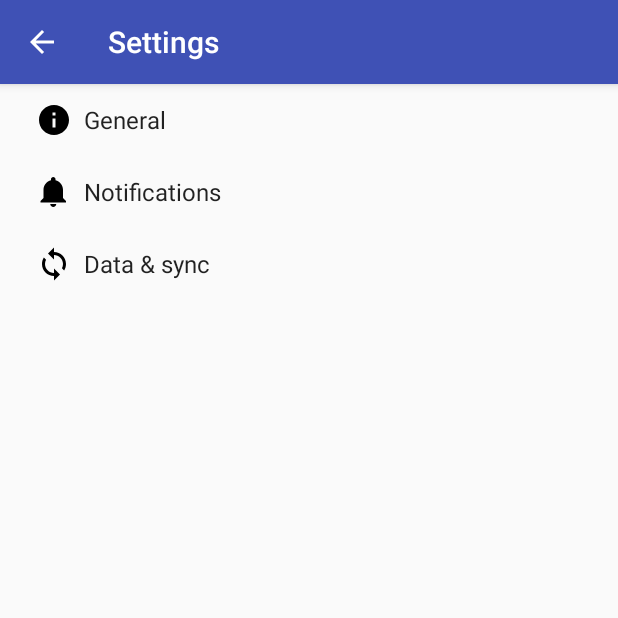
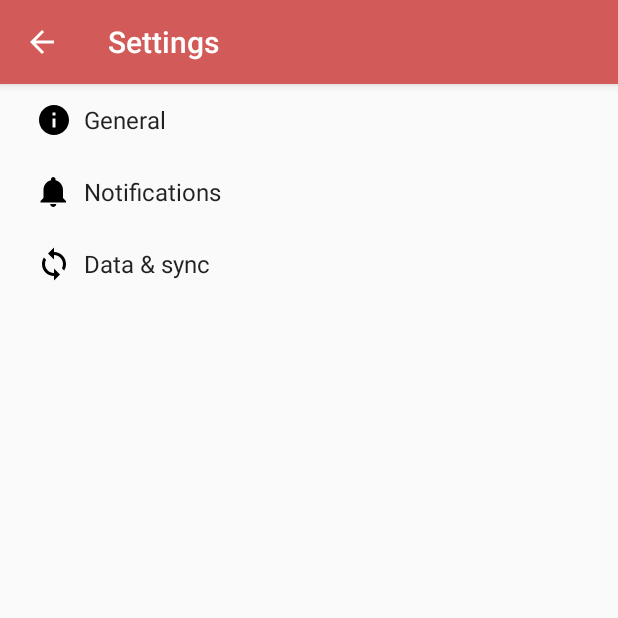
Before and after one commit to causztic/watermelon, an Android app: the SettingsActivity screen opened directly, with no data from a screen before it, on a phone screen of 412 x 824 dp, the top half of it. Run offline under Robolectric (Android 15) with nearby library versions, the phone set to English and light mode, and no system bars.

Commit message:
change color accents

```diff
--- a/app/src/main/res/values/colors.xml
+++ b/app/src/main/res/values/colors.xml
@@ -1,6 +1,6 @@
 <?xml version="1.0" encoding="utf-8"?>
 <resources>
-    <color name="colorPrimary">#3F51B5</color>
-    <color name="colorPrimaryDark">#303F9F</color>
-    <color name="colorAccent">#FF4081</color>
+    <color name="colorPrimary">#d25a59</color>
+    <color name="colorPrimaryDark">#c42422</color>
+    <color name="colorAccent">#488038</color>
 </resources>
```
Also changed, not shown: 1 other file.
